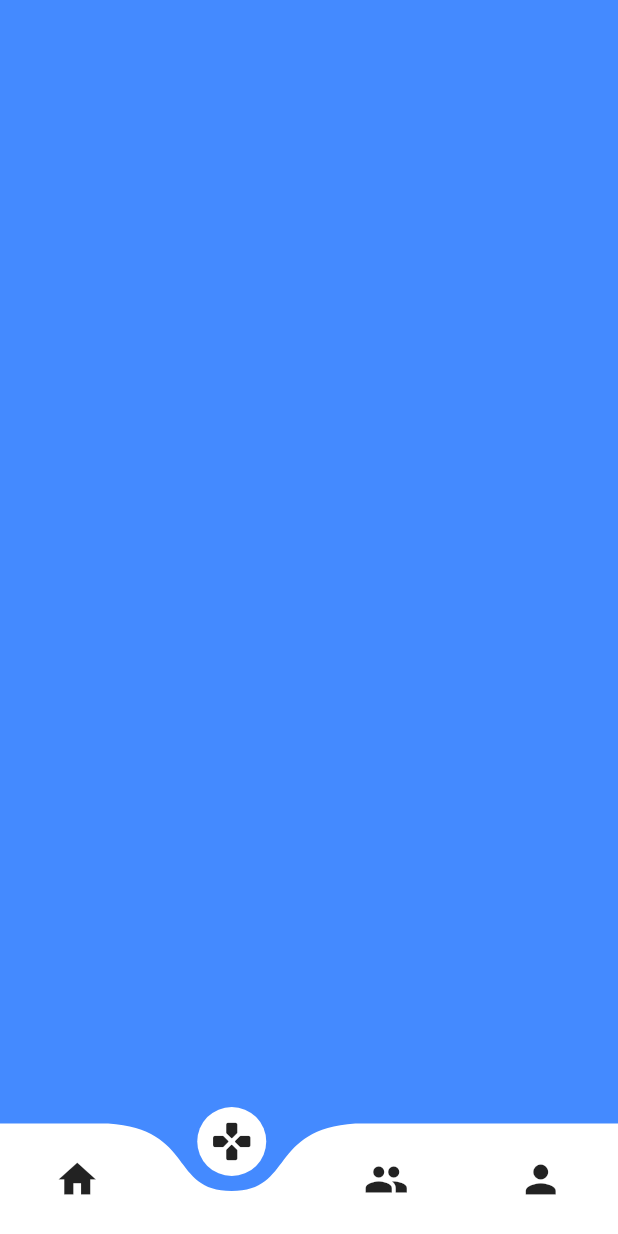
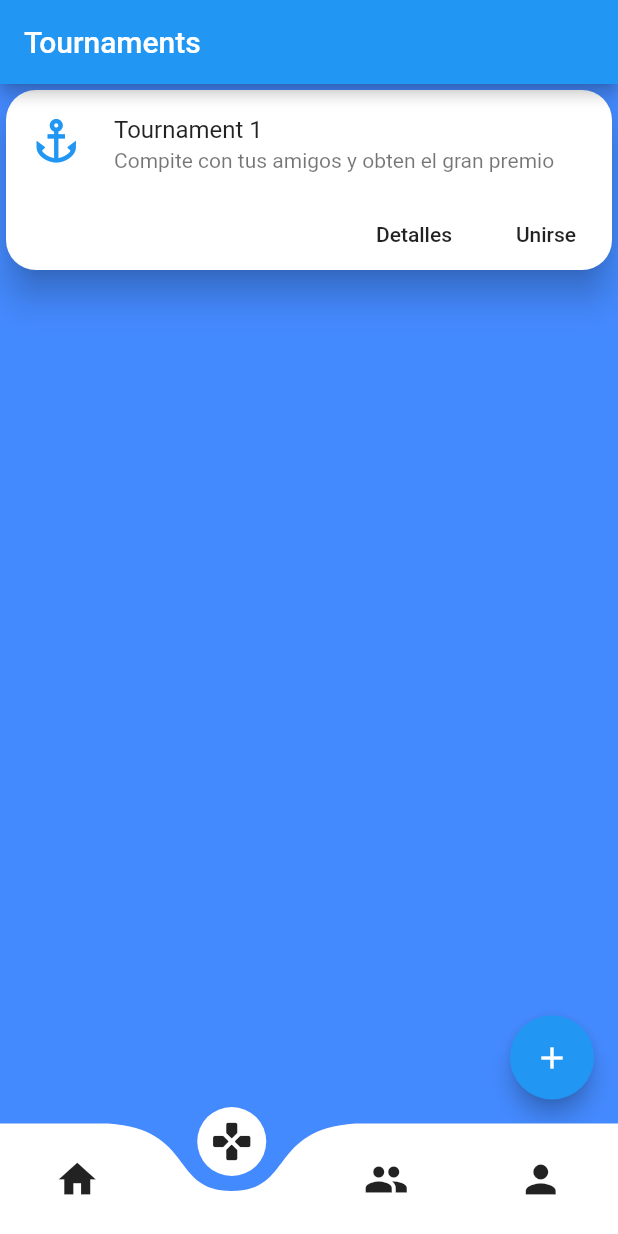
Before and after one commit to Setsuke/TeammatchApp_Flutter, a Flutter app: the screen it shows after launch, item 2 of the bottom bar chosen, on a phone screen of 412 x 824 dp. Run offline on Flutter 3.47's test engine with Material 2 defaults, Android fonts, the phone set to English and light mode, and no system bars; drawn by our look-alikes of curved_navigation_bar.

Commit message:
feat: tournament

```diff
--- a/flutter_application_teammatch/lib/screen/account.dart
+++ b/flutter_application_teammatch/lib/screen/account.dart
@@ -8,6 +8,10 @@ class AccountScreen extends StatefulWidget {
 class _AccountScreenState extends State<AccountScreen> {
   @override
   Widget build(BuildContext context) {
-    return Container();
+    return Scaffold(
+      appBar: AppBar(
+        title: Text('Profile'),
+      ),
+    );
   }
 }
--- a/flutter_application_teammatch/lib/screen/home.dart
+++ b/flutter_application_teammatch/lib/screen/home.dart
@@ -8,6 +8,11 @@ class HomeScreen extends StatefulWidget {
 class _HomeScreenState extends State<HomeScreen> {
   @override
   Widget build(BuildContext context) {
-    return Container();
+    return Scaffold(
+      appBar: AppBar(
+        title: Text('Home'),
+      ),
+
+    );
   }
 }
--- a/flutter_application_teammatch/lib/screen/tourment.dart
+++ b/flutter_application_teammatch/lib/screen/tourment.dart
@@ -8,8 +8,56 @@ class TourmentScreen extends StatefulWidget {
 class _TourmentScreenState extends State<TourmentScreen> {
   @override
   Widget build(BuildContext context) {
-    return Container(
-        // ignore: deprecated_member_use
-        );
+    return Scaffold(
+      appBar: AppBar(
+        title: Text('Tournaments'),
+      ),
+      body: ListView(
+        children: <Widget>[
+          _cardTournament(),
+          SizedBox(
+            height: 30.0,
+          ),
+          SizedBox(
+            height: 30.0,
+          ),
+        ],
+      ),
+      floatingActionButton: FloatingActionButton(
+        child: Icon(Icons.add),
+        onPressed: () {
+          setState(() {});
+        },
+      ),
+    );
+  }
+
+Widget _cardTournament() {
+    return Card(
+      elevation: 10.0,
+      shape: RoundedRectangleBorder(borderRadius: BorderRadius.circular(20.0)),
+      child: Column(
+        children: [
+          ListTile(
+            leading: Icon(
+              Icons.anchor_sharp,
+              color: Colors.blue,
+              size: 35 ,
+            ),
+            title: Text('Tournament 1'),
+            subtitle: Text('Compite con tus amigos y obten el gran premio'),
+          ),
+          Row(
+            mainAxisAlignment: MainAxisAlignment.end,
+            children: [
+              // ignore: deprecated_member_use
+              FlatButton(onPressed: () {}, child: Text('Detalles')),
+                            // ignore: deprecated_member_use
+              FlatButton(onPressed: () {}, child: Text('Unirse'))
+            ],
+          )
+        ],
+      ),
+    );
   }
 }
```
